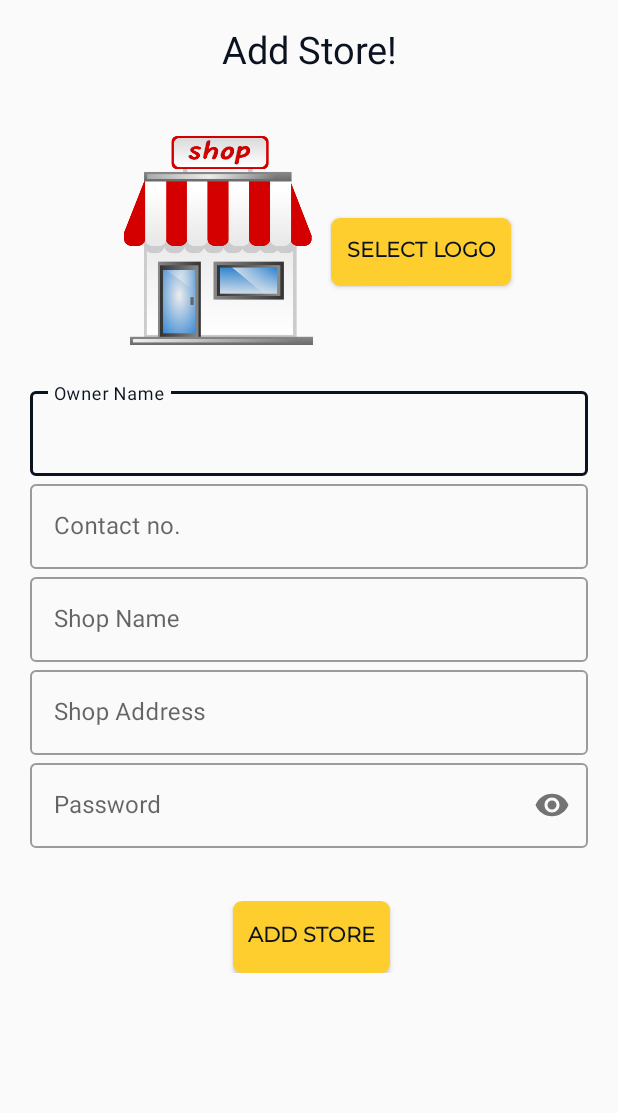
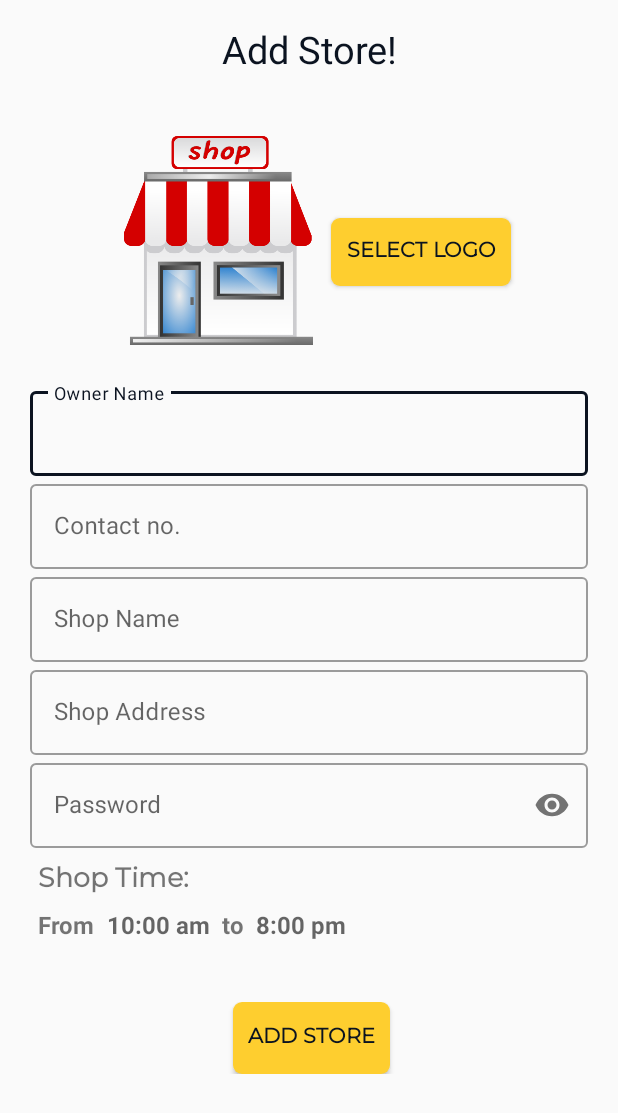
Before and after one commit to satyam-442/BhiwandiCom, an Android app: the AddAdminStoreToDatabaseActivity screen opened directly, with no data from a screen before it, on a phone screen of 412 x 824 dp. Shown: the top 1113 px of the screen. Run offline under Robolectric (Android 15) with nearby library versions, the phone set to English and light mode, and no system bars; our stand-ins replace CircleImageView, Firebase (no records; nobody signed in at launch, a user with empty details on screens opened directly); libraries missing offline, so code that uses them is left out: com.theartofdev.edmodo; Roboto replaces fonts that are not available here.

Commit message:
Updation of project

```diff
--- a/app/src/main/java/com/example/bhiwandicom/MainActivity.java
+++ b/app/src/main/java/com/example/bhiwandicom/MainActivity.java
@@ -312,7 +312,6 @@ public class MainActivity extends AppCompatActivity implements NavigationView.On
         drawerLayout.closeDrawer(GravityCompat.START);
         return true;
     }
-
     //    @Override
     //    public boolean onSupportNavigateUp()
     //    {
--- /dev/null
+++ b/app/src/main/java/com/example/bhiwandicom/ViewHolder/StoreViewHolder.java
@@ -0,0 +1,5 @@
+package com.example.bhiwandicom.ViewHolder;
+
+public class StoreViewHolder{
+
+}
--- a/app/src/main/res/layout/activity_add_admin_store_to_database.xml
+++ b/app/src/main/res/layout/activity_add_admin_store_to_database.xml
@@ -135,6 +135,54 @@
                         android:inputType="textPassword"/>
 
                 </com.google.android.material.textfield.TextInputLayout>
+
+                <TextView
+                    android:layout_width="match_parent"
+                    android:layout_height="wrap_content"
+                    android:text="Shop Time:"
+                    android:layout_marginTop="8dp"
+                    android:paddingStart="5dp"
+                    android:textStyle="bold"
+                    android:textSize="18sp"
+                    android:fontFamily="@font/montserrat"/>
+
+                <LinearLayout
+                    android:layout_width="match_parent"
+                    android:layout_height="wrap_content"
+                    android:orientation="horizontal"
+                    android:padding="5dp">
+
+                    <TextView
+                        android:layout_width="wrap_content"
+                        android:layout_height="wrap_content"
+                        android:text="From "
+                        android:textSize="16sp"
+                        android:textStyle="bold"/>
+
+                    <TextView
+                        android:id="@+id/selectFromTime"
+                        android:layout_width="wrap_content"
+                        android:layout_height="wrap_content"
+                        android:hint=" 10:00 am "
+                        android:textSize="16sp"
+                        android:textStyle="bold"/>
+
+                    <TextView
+                        android:layout_width="wrap_content"
+                        android:layout_height="wrap_content"
+                        android:text=" to "
+                        android:textSize="16sp"
+                        android:textStyle="bold"/>
+
+                    <TextView
+                        android:id="@+id/selectToTime"
+                        android:layout_width="wrap_content"
+                        android:layout_height="wrap_content"
+                        android:hint=" 8:00 pm"
+                        android:textSize="16sp"
+                        android:textStyle="bold"/>
+
+                </LinearLayout>
             </LinearLayout>
 
             <LinearLayout
```
Also changed, not shown: app/src/main/java/com/example/bhiwandicom/Model/Store.java (added, +56 -0 lines), app/src/main/java/com/example/bhiwandicom/Owner/AddAdminStoreToDatabaseActivity.java (+55 -0 lines). Lines whose indentation alone changed are shown as unchanged.
